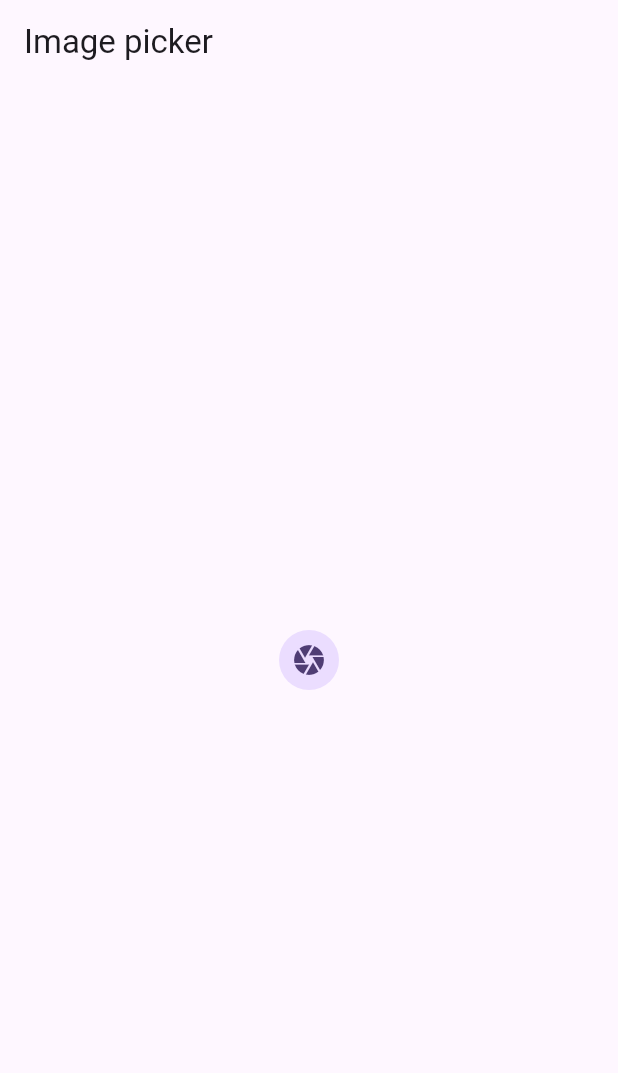
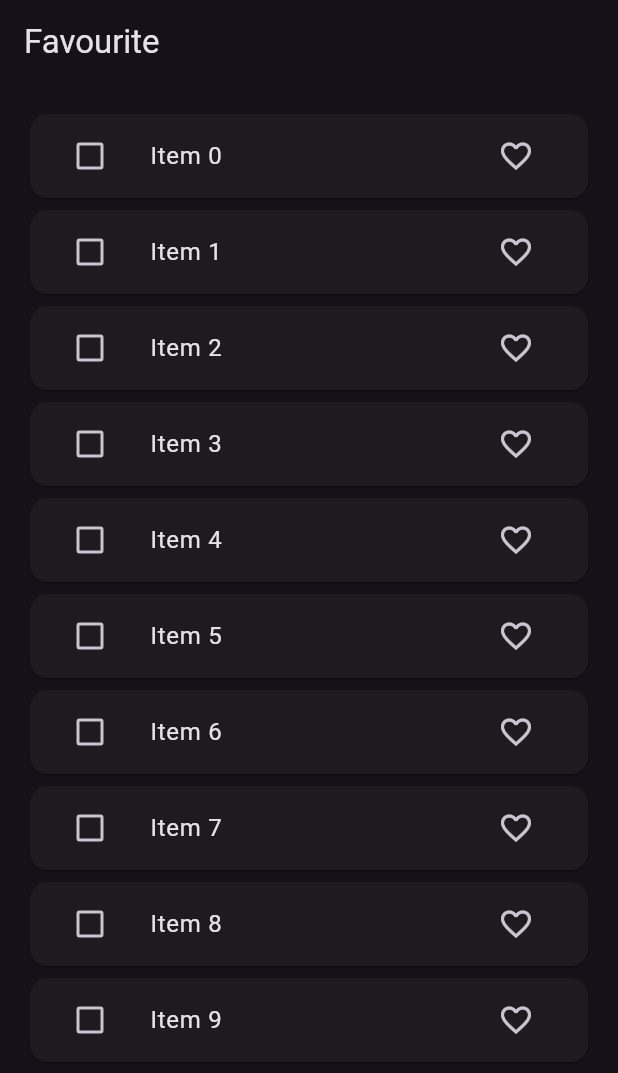
Before and after one commit to rabiaryal/app_31_bloc, a Flutter app: the screen it shows after launch, on a phone screen of 412 x 824 dp. Shown: the top 1073 px of the screen. Run offline on Flutter 3.47's test engine with Material 3 defaults, Android fonts, the phone set to English and light mode, and no system bars; our stand-ins replace bloc, equatable, flutter_bloc, image_picker.

Commit message:
favourte bloc

```diff
--- /dev/null
+++ b/lib/bloc/favourite_app/favourite_app_bloc.dart
@@ -0,0 +1,78 @@
+import 'package:app_31/bloc/favourite_app/favourite_app_event.dart';
+import 'package:app_31/bloc/favourite_app/favourite_app_state.dart';
+import 'package:app_31/models/favourite_items_models.dart';
+import 'package:app_31/repository/favourite_repository.dart';
+import 'package:bloc/bloc.dart';
+import 'package:flutter/material.dart';
+
+class FavouriteBloc extends Bloc<FavouriteEvents, FavouriteItemStates> {
+  List<FavouriteItemModel> favouriteList = [];
+  List<FavouriteItemModel> temFavouriteList = [];
+
+  FavouriteRepository favouriteRepository;
+  FavouriteBloc(this.favouriteRepository) : super(const FavouriteItemStates()) {
+    on<FetchFavouriteLIst>(fetchList);
+    on<FavouriteItem>(_addFavouriteItem);
+    on<SelectItem>(_selectItem);
+    on<UnSelectItem>(_unSelectItem);
+    on<DeleteItem>(_deleteItem);
+  }
+
+  void fetchList(
+      FetchFavouriteLIst event, Emitter<FavouriteItemStates> emit) async {
+    favouriteList = await favouriteRepository.fetchItem();
+    emit(
+      state.copyWith(
+          favouriteItemList: List.from(favouriteList),
+          listStatus: ListStatus.success),
+    );
+  }
+
+  void _addFavouriteItem(
+      FavouriteItem event, Emitter<FavouriteItemStates> emit) async {
+    final index =
+        favouriteList.indexWhere((element) => element.id == event.item.id);
+    if (event.item.isFavourite) {
+      if (temFavouriteList.contains(favouriteList[index])) {
+        temFavouriteList.remove(favouriteList[index]);
+        temFavouriteList.add(event.item);
+      }
+    } else {
+      if (temFavouriteList.contains(favouriteList[index])) {
+        temFavouriteList.remove(favouriteList[index]);
+        temFavouriteList.add(event.item);
+      }
+    }
+
+    favouriteList[index] = event.item;
+
+    emit(state.copyWith(
+        favouriteItemList: List.from(favouriteList),
+        temFavouriteItemList: List.from(temFavouriteList)));
+  }
+
+  void _selectItem(SelectItem event, Emitter<FavouriteItemStates> emit) async {
+    temFavouriteList.add(event.item);
+    emit(
+      state.copyWith(
+        temFavouriteItemList: List.from(temFavouriteList),
+      ),
+    );
+  }
+
+  void _unSelectItem(
+      UnSelectItem event, Emitter<FavouriteItemStates> emit) async {
+    temFavouriteList.remove(event.item);
+    emit(state.copyWith(temFavouriteItemList: List.from(temFavouriteList)));
+  }
+
+  void _deleteItem(DeleteItem event, Emitter<FavouriteItemStates> emit) async {
+    for (int i = 0; i < temFavouriteList.length; i++) {
+      favouriteList.remove(temFavouriteList[i]);
+    }
+    temFavouriteList.clear();
+    emit(state.copyWith(
+        favouriteItemList: List.from(favouriteList),
+        temFavouriteItemList: List.from(temFavouriteList)));
+  }
+}
--- /dev/null
+++ b/lib/bloc/favourite_app/favourite_app_event.dart
@@ -0,0 +1,29 @@
+import 'package:app_31/models/favourite_items_models.dart';
+import 'package:equatable/equatable.dart';
+
+abstract class FavouriteEvents extends Equatable {
+  const FavouriteEvents();
+
+  @override
+  List<Object> get props => [];
+}
+
+class FetchFavouriteLIst extends FavouriteEvents {}
+
+class FavouriteItem extends FavouriteEvents {
+  final FavouriteItemModel item;
+ const  FavouriteItem({required this.item});
+}
+
+
+class SelectItem extends FavouriteEvents {
+  final FavouriteItemModel item;
+  const SelectItem({required this.item});
+}
+class UnSelectItem extends FavouriteEvents {
+  final FavouriteItemModel item;
+  const UnSelectItem({required this.item});
+}
+
+
+class DeleteItem extends FavouriteEvents{}
--- /dev/null
+++ b/lib/bloc/favourite_app/favourite_app_state.dart
@@ -0,0 +1,34 @@
+import 'package:app_31/models/favourite_items_models.dart';
+import 'package:equatable/equatable.dart';
+
+enum ListStatus { loading, success, failure }
+
+class FavouriteItemStates extends Equatable {
+  final List<FavouriteItemModel> favouriteItemList;
+   final List<FavouriteItemModel> temFavouriteItemList;
+  final ListStatus listStatus;
+
+  const FavouriteItemStates({
+    this.temFavouriteItemList=const [],
+    this.favouriteItemList = const [],
+    this.listStatus = ListStatus.loading,
+  });
+  FavouriteItemStates copyWith({
+    List<FavouriteItemModel>? favouriteItemList,
+    List<FavouriteItemModel>? temFavouriteItemList,
+    ListStatus? listStatus,
+  }) {
+    return FavouriteItemStates(
+      favouriteItemList: favouriteItemList ?? this.favouriteItemList,
+       temFavouriteItemList: temFavouriteItemList ?? this.temFavouriteItemList,
+      listStatus: listStatus ?? this.listStatus,
+    );
+  }
+
+  @override
+  List<Object?> get props => [
+        favouriteItemList,
+        temFavouriteItemList,
+        listStatus,
+      ];
+}
--- a/lib/main.dart
+++ b/lib/main.dart
@@ -1,5 +1,8 @@
+import 'package:app_31/bloc/favourite_app/favourite_app_bloc.dart';
 import 'package:app_31/bloc/imagepicker/imagepicker_bloc.dart';
 import 'package:app_31/bloc/switch/switch_bloc.dart';
+import 'package:app_31/repository/favourite_repository.dart';
+import 'package:app_31/ui/favourite_app/favourite_app_screen.dart';
 import 'package:app_31/ui/image%20picker/imagepicker.dart';
 import 'package:app_31/ui/switch/switchscreen.dart';
 import 'package:app_31/utils/imagepickerutils.dart';
@@ -25,14 +28,17 @@ class MyApp extends StatelessWidget {
         BlocProvider(
           create: (context) => ImagePickerBloc(ImagePickerUtils()),
         ),
+        BlocProvider(create: (_)=>FavouriteBloc(FavouriteRepository()))
       ],
       child: MaterialApp(
-          title: 'Flutter Demo',
-          theme: ThemeData(
-            colorScheme: ColorScheme.fromSeed(seedColor: Colors.deepPurple),
-            useMaterial3: true,
-          ),
-          home: ImagePicker()),
+        title: 'Flutter Demo',
+        themeMode: ThemeMode.dark,
+        theme: ThemeData(
+          useMaterial3: true,
+          brightness: Brightness.dark,
+        ),
+        home: FavouriteAppScreen(),
+      ),
     );
   }
 }
--- /dev/null
+++ b/lib/models/favourite_items_models.dart
@@ -0,0 +1,28 @@
+import 'package:equatable/equatable.dart';
+
+class FavouriteItemModel extends Equatable {
+  FavouriteItemModel(
+      {required this.id,
+      required this.value,
+      this.isDeleting = false,
+     this.isFavourite= false});
+
+  final String id;
+  final String value;
+  final bool isDeleting;
+  final bool isFavourite;
+
+  FavouriteItemModel copyWith(
+      {String? id, String? value, bool? isDeleting, bool? isFavourite}) {
+    return FavouriteItemModel(
+      id: id ?? this.id,
+      value: value ?? this.value,
+      isDeleting: isDeleting ?? this.isDeleting,
+      isFavourite: isFavourite ?? this.isFavourite,
+    );
+  }
+
+  @override
+  // TODO: implement props
+  List<Object?> get props =>   [id,value,isDeleting, isFavourite];
+}
--- /dev/null
+++ b/lib/repository/favourite_repository.dart
@@ -0,0 +1,19 @@
+import 'package:app_31/models/favourite_items_models.dart';
+import 'package:flutter/material.dart';
+
+class FavouriteRepository {
+  Future<List<FavouriteItemModel>> fetchItem() async {
+    await Future.delayed(const Duration(seconds: 3));
+    return List.of(_generateList(10));
+  }
+
+  List<FavouriteItemModel> _generateList(int length) {
+    return List.generate(
+      length,
+      (index) => FavouriteItemModel(
+        id: index.toString(),
+        value: 'Item $index',
+      ),
+    );
+  }
+}
--- /dev/null
+++ b/lib/ui/favourite_app/favourite_app_screen.dart
@@ -0,0 +1,106 @@
+import 'package:app_31/bloc/favourite_app/favourite_app_bloc.dart';
+import 'package:app_31/bloc/favourite_app/favourite_app_event.dart';
+import 'package:app_31/bloc/favourite_app/favourite_app_state.dart';
+import 'package:app_31/models/favourite_items_models.dart';
+import 'package:flutter/material.dart';
+import 'package:flutter_bloc/flutter_bloc.dart';
+
+class FavouriteAppScreen extends StatefulWidget {
+  const FavouriteAppScreen({super.key});
+
+  @override
+  State<FavouriteAppScreen> createState() => _FavouriteAppScreenState();
+}
+
+class _FavouriteAppScreenState extends State<FavouriteAppScreen> {
+  @override
+  void initState() {
+    // TODO: implement initState
+    super.initState();
+    context.read<FavouriteBloc>().add(FetchFavouriteLIst());
+  }
+
+  @override
+  Widget build(BuildContext context) {
+    return Scaffold(
+        appBar: AppBar(
+          title: Text("Favourite"),
+          actions: [
+            BlocBuilder<FavouriteBloc, FavouriteItemStates>(
+              builder: (context, state) {
+                return Visibility(
+                  visible: state.temFavouriteItemList.isNotEmpty? true: false,
+                  child: IconButton(
+                      onPressed: () {
+                        context.read<FavouriteBloc>().add(DeleteItem());
+                      },
+                      icon: Icon(
+                        Icons.delete,
+                        color: Colors.red,
+                      )),
+                );
+              },
+            )
+          ],
+        ),
+        body: Padding(
+          padding: const EdgeInsets.symmetric(vertical: 16.0, horizontal: 16),
+          child: Center(
+            child: BlocBuilder<FavouriteBloc, FavouriteItemStates>(
+              builder: (context, state) {
+                switch (state.listStatus) {
+                  case ListStatus.loading:
+                    return CircularProgressIndicator();
+                  case ListStatus.failure:
+                    return Text('Some Thing Went Wrong');
+                  case ListStatus.success:
+                    return ListView.builder(
+                        itemCount: state.favouriteItemList.length,
+                        itemBuilder: (context, index) {
+                          final item = state.favouriteItemList[index];
+                          return Card(
+                              child: ListTile(
+                            leading: Checkbox(
+                                value: state.temFavouriteItemList.contains(item)
+                                    ? true
+                                    : false,
+                                onChanged: (value) {
+                                  if (value!) {
+                                    context.read<FavouriteBloc>().add(
+                                          SelectItem(item: item),
+                                        );
+                                  } else {
+                                    context.read<FavouriteBloc>().add(
+                                          UnSelectItem(item: item),
+                                        );
+                                  }
+                                }),
+                            title: Text(item.value.toString()),
+                            trailing: IconButton(
+                                onPressed: () {
+                                  FavouriteItemModel itemModel =
+                                      FavouriteItemModel(
+                                    id: item.id,
+                                    value: item.value,
+                                    isFavourite:
+                                        item.isFavourite ? false : true,
+                                  );
+
+                                  context
+                                      .read<FavouriteBloc>()
+                                      .add(FavouriteItem(
+                                        item: itemModel,
+                                      ));
+                                },
+                                icon: Icon(item.isFavourite
+                                    ? Icons.favorite
+                                    : Icons.favorite_outline)),
+                          ));
+                        });
+                }
+              },
+            ),
+          ),
+        ));
+  }
+}
```
